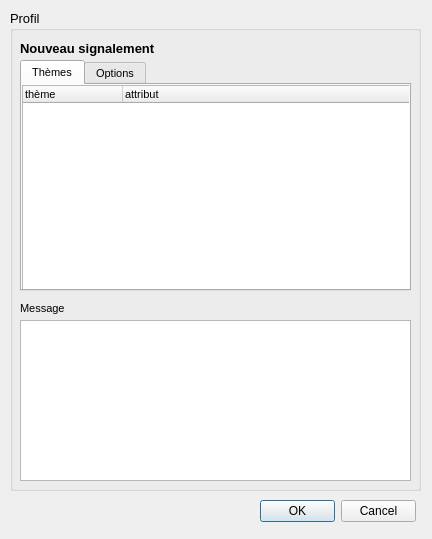
Old version of the form FormCreerRemarque_base.ui in the repository IGNF/espace-collaboratif-qgis-plugin.
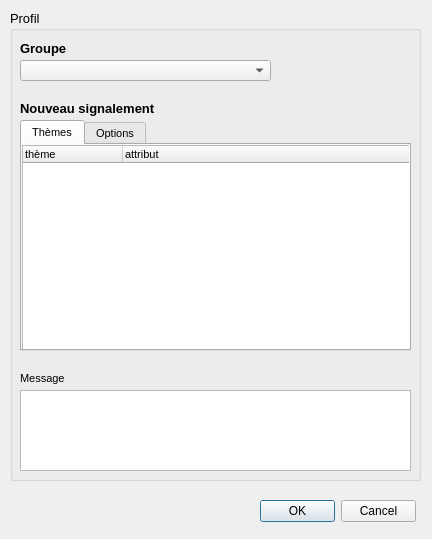
New version of the form. Icons and pictures are not drawn.

Commit message: Contexte : modif pour proposer le formulaire de choix de groupe à la connexion même à un utilisateur qui n'appartient à aucun groupe, afin de lui donner accès au remplissage de la clé Géoportail.

```diff
--- a/FormCreerRemarque_base.ui
+++ b/FormCreerRemarque_base.ui
@@ -26,7 +26,7 @@
      <x>10</x>
      <y>10</y>
      <width>411</width>
-     <height>481</height>
+     <height>471</height>
     </rect>
    </property>
    <property name="font">
@@ -43,7 +43,7 @@
     <property name="geometry">
      <rect>
       <x>10</x>
-      <y>50</y>
+      <y>110</y>
       <width>391</width>
       <height>231</height>
      </rect>
@@ -233,9 +233,9 @@
     <property name="geometry">
      <rect>
       <x>10</x>
-      <y>310</y>
+      <y>380</y>
       <width>391</width>
-      <height>161</height>
+      <height>81</height>
      </rect>
     </property>
     <property name="font">
@@ -251,7 +251,7 @@
     <property name="geometry">
      <rect>
       <x>10</x>
-      <y>290</y>
+      <y>360</y>
       <width>51</width>
       <height>16</height>
      </rect>
@@ -288,7 +288,7 @@
     <property name="geometry">
      <rect>
       <x>10</x>
-      <y>30</y>
+      <y>90</y>
       <width>161</width>
       <height>16</height>
      </rect>
@@ -316,6 +316,35 @@
      <string/>
     </property>
    </widget>
+   <widget class="QLabel" name="label_2">
+    <property name="geometry">
+     <rect>
+      <x>10</x>
+      <y>30</y>
+      <width>161</width>
+      <height>16</height>
+     </rect>
+    </property>
+    <property name="font">
+     <font>
+      <weight>75</weight>
+      <bold>true</bold>
+     </font>
+    </property>
+    <property name="text">
+     <string>Groupe</string>
+    </property>
+   </widget>
+   <widget class="QComboBox" name="comboBoxGroupe">
+    <property name="geometry">
+     <rect>
+      <x>10</x>
+      <y>50</y>
+      <width>251</width>
+      <height>21</height>
+     </rect>
+    </property>
+   </widget>
   </widget>
   <widget class="QDialogButtonBox" name="buttonBox">
    <property name="geometry">
```
Left out of the diff: 4 changed lines with no effect on the pictures. The commit also changes 7 other files.
